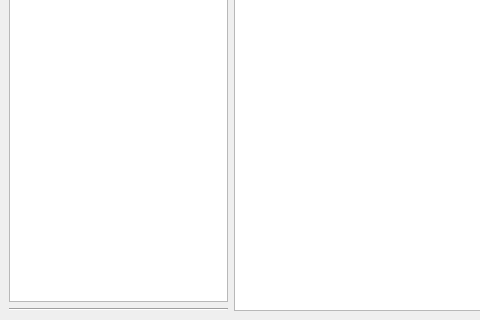
Above: lab_05/src/mainwindow.ui from Pangolierchick/IU7-Computer-Graphics before the change; both pictures show x 0 to 480 and y 448 to 768 of the 1440 by 768 pixel window. Below: the same form after it.
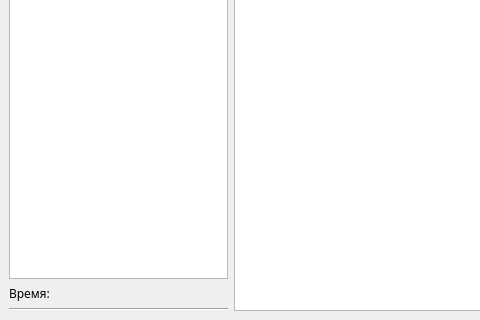
That is the form after the change.

Commit message: add time, add color win

What changed in the file:
```diff
--- a/lab_05/src/mainwindow.ui
+++ b/lab_05/src/mainwindow.ui
@@ -185,6 +185,13 @@
         </column>
        </widget>
       </item>
+      <item>
+       <widget class="QLabel" name="time_label">
+        <property name="text">
+         <string>Время:</string>
+        </property>
+       </widget>
+      </item>
       <item>
        <widget class="Line" name="line_3">
         <property name="orientation">
```
Left out of the diff: 9 changed lines with no effect on the pictures. The commit also changes 1 other file.
